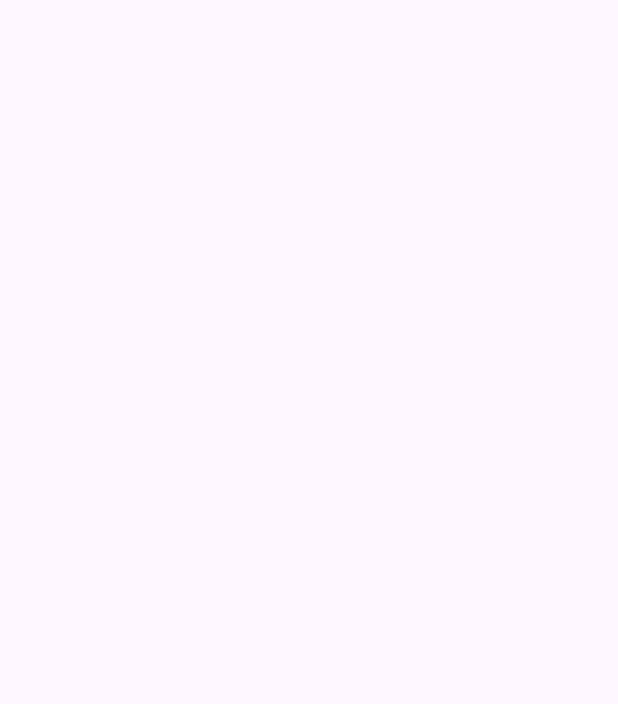
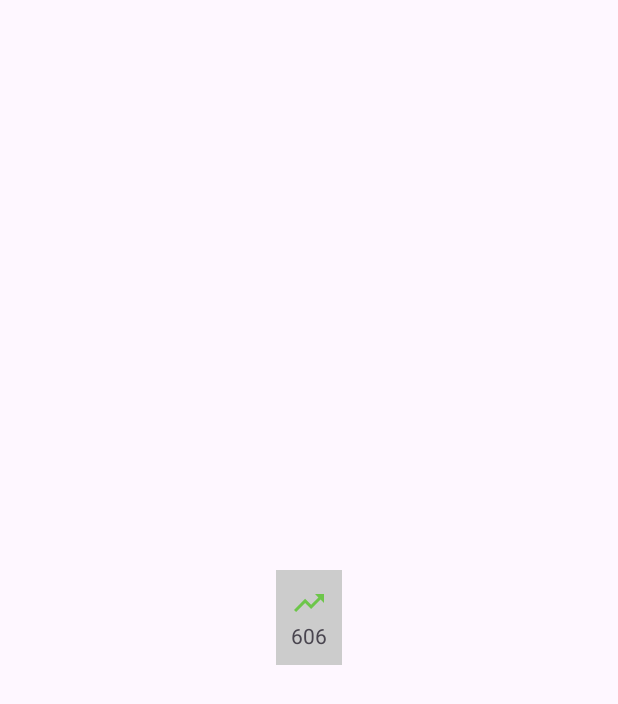
Before and after one commit to fabricioronaldo/estudos, an Android app: the screen it shows after launch (MainActivity), on a phone screen of 412 x 824 dp. Before the commit the part shown is empty. Shown: the top 704 px of the screen. Run offline under Robolectric (Android 15) with nearby library versions, the phone set to English and light mode, and no system bars.

Commit message:
Botão inicial

```diff
--- a/app/src/main/AndroidManifest.xml
+++ b/app/src/main/AndroidManifest.xml
@@ -13,6 +13,9 @@
         android:theme="@style/Theme.Estudos"
         tools:targetApi="31">
         <activity
+            android:name=".Exe606Activity"
+            android:exported="false" />
+        <activity
             android:name=".MainActivity"
             android:exported="true">
             <intent-filter>
--- a/app/src/main/java/com/fabriciovelasco/estudos/MainActivity.kt
+++ b/app/src/main/java/com/fabriciovelasco/estudos/MainActivity.kt
@@ -1,11 +1,23 @@
 package com.fabriciovelasco.estudos
 
+import android.content.Intent
 import androidx.appcompat.app.AppCompatActivity
 import android.os.Bundle
+import android.widget.LinearLayout
 
 class MainActivity : AppCompatActivity() {
+
+    private lateinit var btn606: LinearLayout
     override fun onCreate(savedInstanceState: Bundle?) {
         super.onCreate(savedInstanceState)
         setContentView(R.layout.activity_main)
+
+        btn606 = findViewById(R.id.btn_606)
+
+        btn606.setOnClickListener {
+            val intent = Intent(this, Exe606Activity::class.java)
+
+            startActivity(intent)
+        }
     }
 }
--- /dev/null
+++ b/app/src/main/res/drawable/baseline_trending_up_24.xml
@@ -0,0 +1,5 @@
+<vector android:autoMirrored="true" android:height="24dp"
+    android:tint="#6DC64A" android:viewportHeight="24"
+    android:viewportWidth="24" android:width="24dp" xmlns:android="http://schemas.android.com/apk/res/android">
+    <path android:fillColor="@android:color/white" android:pathData="M16,6l2.29,2.29 -4.88,4.88 -4,-4L2,16.59 3.41,18l6,-6 4,4 6.3,-6.29L22,12V6z"/>
+</vector>
--- a/app/src/main/res/layout/activity_main.xml
+++ b/app/src/main/res/layout/activity_main.xml
@@ -5,11 +5,26 @@
     android:orientation="vertical"
     android:layout_width="match_parent"
     android:layout_height="match_parent"
+    android:gravity="center"
     tools:context=".MainActivity">
 
+   <LinearLayout
+       android:id="@+id/btn_606"
+       android:background="#ccc"
+       android:padding="10dp"
+       android:orientation="vertical"
+       android:layout_width="wrap_content"
+       android:layout_height="wrap_content">
+
    <ImageView
-
+       android:src="@drawable/baseline_trending_up_24"
        android:layout_width="wrap_content"
        android:layout_height="wrap_content"/>
 
+   <TextView
+      android:text="@string/label_exe606"
+       android:layout_width="wrap_content"
+       android:layout_height="wrap_content"/>
+
+   </LinearLayout>
 </LinearLayout>
--- a/app/src/main/res/values/strings.xml
+++ b/app/src/main/res/values/strings.xml
@@ -1,3 +1,9 @@
 <resources>
     <string name="app_name">Estudos</string>
+    <string name="label_exe606">606</string>
+    <string name="title606">Exercício 606</string>
+    <string name="btnFechar">Fechar</string>
+    <string name="vendor_hint">Nome do Vendedor</string>
+    <string name="percentage_hint">Percentual de Comissão</string>
+    <string name="totalSale_hint">Total de Vendas</string>
 </resources>
```
Also changed, not shown: app/src/main/java/com/fabriciovelasco/estudos/Exe606Activity.kt (added, +67 -0 lines), app/src/main/res/layout/activity_exe606.xml (added, +109 -0 lines), app/src/main/res/values/styles.xml (added, +12 -0 lines).
